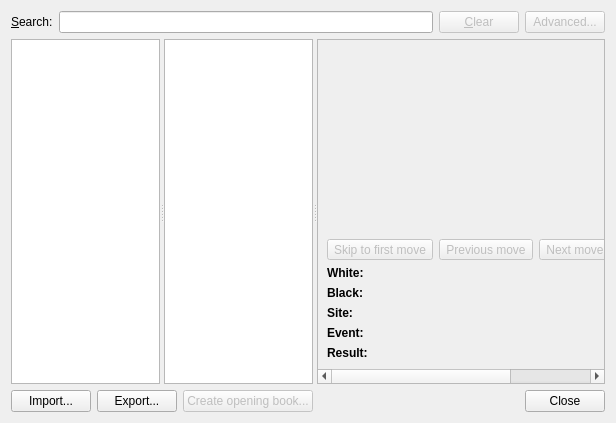
cutechess/cutechess, file projects/gui/ui/gamedatabasedlg.ui: the form before one commit.
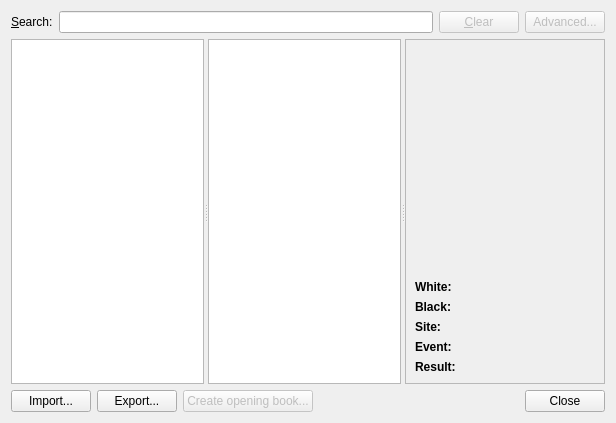
The form after the commit. Icons and pictures are not drawn.

What changed in the file:
```diff
--- a/projects/gui/ui/gamedatabasedlg.ui
+++ b/projects/gui/ui/gamedatabasedlg.ui
@@ -110,96 +110,10 @@
         <item row="0" column="0">
          <layout class="QVBoxLayout" name="verticalLayout_2">
           <item>
-           <layout class="QVBoxLayout" name="verticalLayout_6" stretch="1,0">
+           <layout class="QVBoxLayout" name="verticalLayout_6" stretch="1">
             <item>
              <widget class="QWidget" name="m_chessboardParentWidget" native="true"/>
             </item>
-            <item>
-             <layout class="QHBoxLayout" name="horizontalLayout">
-              <item>
-               <spacer name="horizontalSpacer">
-                <property name="orientation">
-                 <enum>Qt::Horizontal</enum>
-                </property>
-                <property name="sizeHint" stdset="0">
-                 <size>
-                  <width>40</width>
-                  <height>20</height>
-                 </size>
-                </property>
-               </spacer>
-              </item>
-              <item>
-               <widget class="QToolButton" name="m_skipToFirstMoveButton">
-                <property name="enabled">
-                 <bool>false</bool>
-                </property>
-                <property name="text">
-                 <string>Skip to first move</string>
-                </property>
-                <property name="icon">
-                 <iconset resource="../res/icons/icons.qrc">
-                  <normaloff>:/icons/toolbutton/first_16x16.png</normaloff>:/icons/toolbutton/first_16x16.png</iconset>
-                </property>
-               </widget>
-              </item>
-              <item>
-               <widget class="QToolButton" name="m_previousMoveButton">
-                <property name="enabled">
-                 <bool>false</bool>
-                </property>
-                <property name="text">
-                 <string>Previous move</string>
-                </property>
-                <property name="icon">
-                 <iconset resource="../res/icons/icons.qrc">
-                  <normaloff>:/icons/toolbutton/previous_16x16.png</normaloff>:/icons/toolbutton/previous_16x16.png</iconset>
-                </property>
-               </widget>
-              </item>
-              <item>
-               <widget class="QToolButton" name="m_nextMoveButton">
-                <property name="enabled">
-                 <bool>false</bool>
-                </property>
-                <property name="text">
-                 <string>Next move</string>
-                </property>
-                <property name="icon">
-                 <iconset resource="../res/icons/icons.qrc">
-                  <normaloff>:/icons/toolbutton/next_16x16.png</normaloff>:/icons/toolbutton/next_16x16.png</iconset>
-                </property>
-               </widget>
-              </item>
-              <item>
-               <widget class="QToolButton" name="m_skipToLastMoveButton">
-                <property name="enabled">
-                 <bool>false</bool>
-                </property>
-                <property name="text">
-                 <string>Skip to last move</string>
-                </property>
-                <property name="icon">
-                 <iconset resource="../res/icons/icons.qrc">
-                  <normaloff>:/icons/toolbutton/last_16x16.png</normaloff>:/icons/toolbutton/last_16x16.png</iconset>
-                </property>
-               </widget>
-              </item>
-              <item>
-               <spacer name="horizontalSpacer_2">
-                <property name="orientation">
-                 <enum>Qt::Horizontal</enum>
-                </property>
-                <property name="sizeHint" stdset="0">
-                 <size>
-                  <width>40</width>
-                  <height>20</height>
-                 </size>
-                </property>
-               </spacer>
-              </item>
-             </layout>
-            </item>
            </layout>
           </item>
           <item>
```
Left out of the diff: 4 changed lines with no effect on the pictures.
